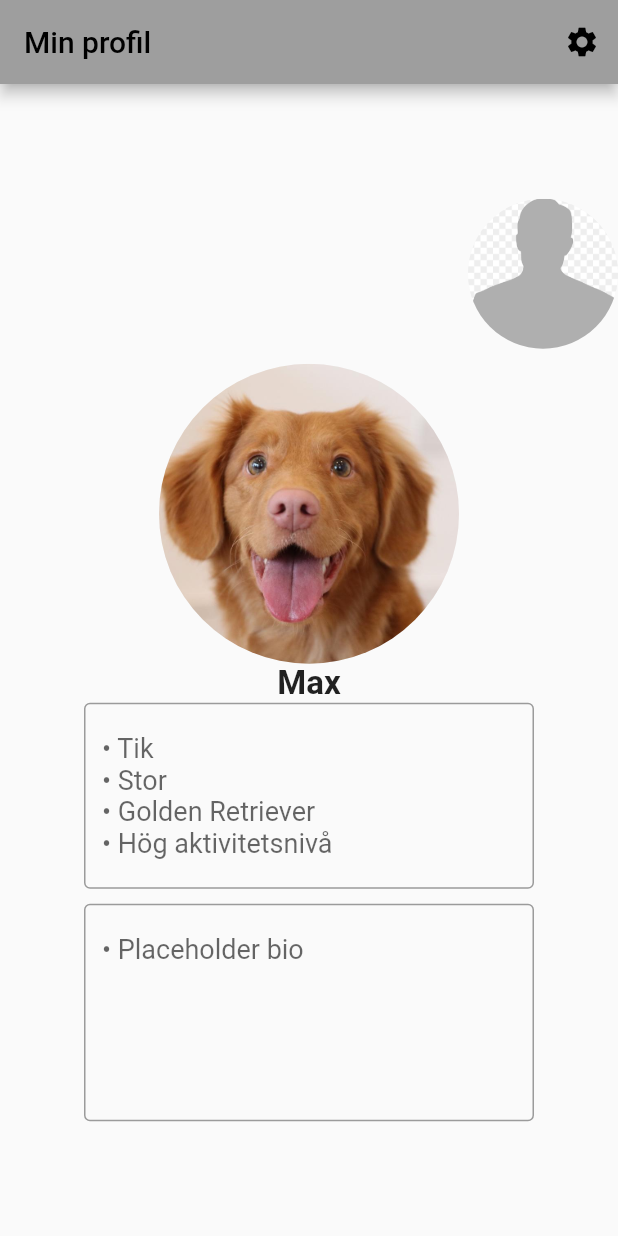
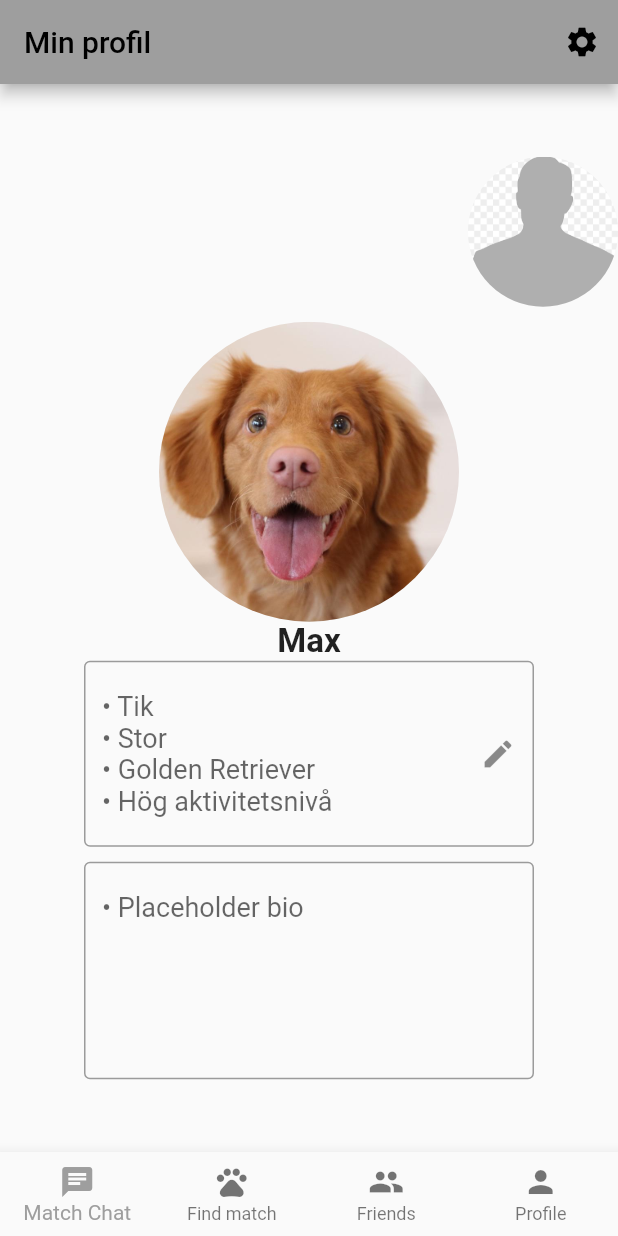
Before and after one commit to joas47/Bark_Buddy, a Flutter app: the screen it shows after launch, on a phone screen of 412 x 824 dp. Run offline on Flutter 3.47's test engine with Material 2 defaults, Android fonts, the phone set to English and light mode, and no system bars; our stand-ins replace cloud_firestore, firebase_auth, firebase_core, image_picker; accounts and stored records are empty.

Commit message:
created bottom_navigation_bar.dart to reuse when needed.

```diff
--- /dev/null
+++ b/lib/bottom_navigation_bar.dart
@@ -0,0 +1,44 @@
+import 'package:flutter/cupertino.dart';
+import 'package:flutter/material.dart';
+
+class BottomNavigationBarCustom {
+  static Widget build(BuildContext context) {
+    // make the method public and static
+    return BottomNavigationBar(
+      type: BottomNavigationBarType.fixed,
+      items: const <BottomNavigationBarItem>[
+        BottomNavigationBarItem(
+          icon: Icon(Icons.chat),
+          label: 'Match Chat',
+        ),
+        BottomNavigationBarItem(
+          icon: Icon(Icons.pets),
+          label: 'Find match',
+        ),
+        BottomNavigationBarItem(
+          icon: Icon(Icons.people),
+          label: 'Friends',
+        ),
+        BottomNavigationBarItem(
+          icon: Icon(Icons.person),
+          label: 'Profile',
+        ),
+      ],
+      currentIndex: 0,
+      selectedItemColor: Theme.of(context).colorScheme.secondary,
+      onTap: (index) {
+        if (index == 0) {
+          // Navigate to the profile page
+          Navigator.pushNamed(context, '/match-chat');
+        } else if (index == 1) {
+          // Navigate to the match chat page
+          Navigator.pushNamed(context, '/find-match');
+        } else if (index == 2) {
+          Navigator.pushNamed(context, '/friends');
+        } else if (index == 3) {
+          Navigator.pushNamed(context, '/profile');
+        }
+      },
+    );
+  }
+}
--- a/lib/view_profile_page.dart
+++ b/lib/view_profile_page.dart
@@ -1,4 +1,6 @@
 import 'package:flutter/material.dart';
+
+import 'bottom_navigation_bar.dart';
 
 class ViewProfilePage extends StatelessWidget {
   const ViewProfilePage({super.key});
@@ -22,8 +24,8 @@ class ViewProfilePage extends StatelessWidget {
       body: Center(
         child: Column(
           mainAxisAlignment: MainAxisAlignment.center,
-          children: const <Widget>[
-            Align(
+          children: <Widget>[
+            const Align(
               alignment: Alignment.topRight,
               child: CircleAvatar(
                 radius: 50.0,
@@ -31,13 +33,13 @@ class ViewProfilePage extends StatelessWidget {
                     AssetImage('assets/images/placeholder-profile-image.png'),
               ),
             ),
-            SizedBox(height: 10.0),
-            CircleAvatar(
+            const SizedBox(height: 10.0),
+            const CircleAvatar(
               radius: 100.0,
               backgroundImage:
                   AssetImage('assets/images/placeholder-dog-image2.png'),
             ),
-            Text(
+            const Text(
               'Max',
               style: TextStyle(
                 fontSize: 22.0,
@@ -53,17 +55,22 @@ class ViewProfilePage extends StatelessWidget {
                 maxLines: 5,
                 decoration: InputDecoration(
                   // TODO: get this information from the database
-                  hintText:
-                      '• Tik \n• Stor \n• Golden Retriever\n• Hög aktivitetsnivå',
-                  border: OutlineInputBorder(),
-                ),
-                style: TextStyle(
+                    hintText:
+                        '• Tik \n• Stor \n• Golden Retriever\n• Hög aktivitetsnivå',
+                    border: const OutlineInputBorder(),
+                    suffixIcon: IconButton(
+                      icon: const Icon(Icons.edit),
+                      onPressed: () {
+                        Navigator.pushNamed(context, '/edit-profile');
+                      },
+                    )),
+                style: const TextStyle(
                   fontSize: 18.0,
                 ),
               ),
             ),
-            SizedBox(height: 10.0),
-            SizedBox(
+            const SizedBox(height: 10.0),
+            const SizedBox(
               //height: 500.0,
               width: 300.0,
               child: TextField(
@@ -83,6 +90,7 @@ class ViewProfilePage extends StatelessWidget {
           ],
         ),
       ),
+      bottomNavigationBar: BottomNavigationBarCustom.build(context),
     );
   }
 }
```
